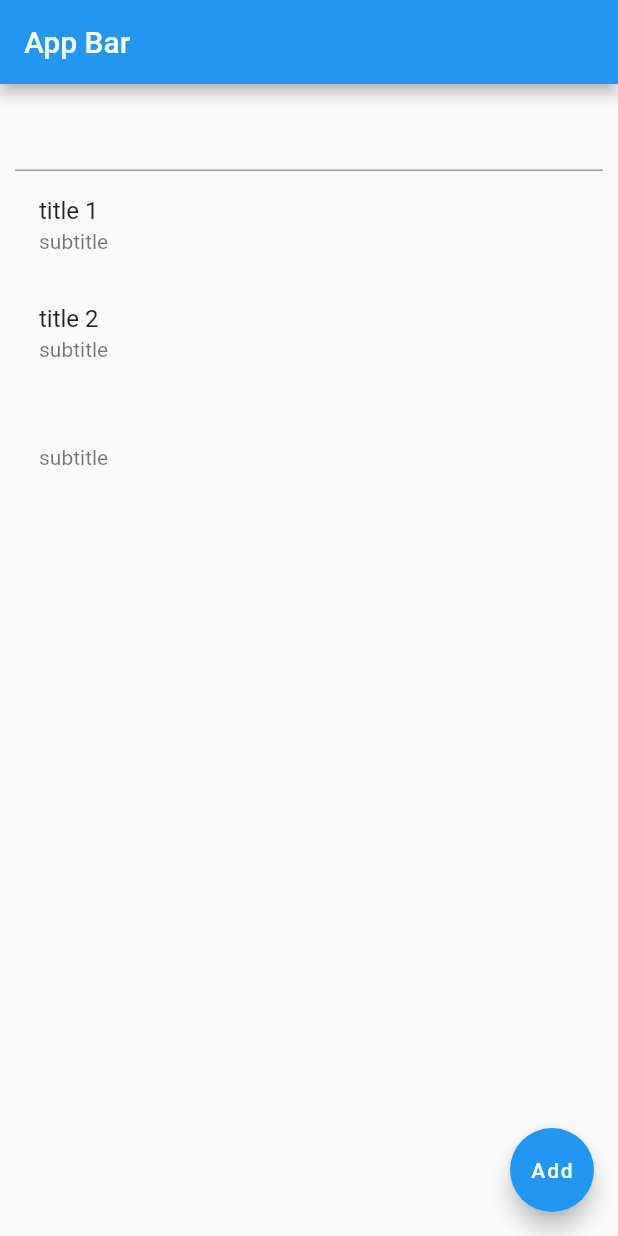
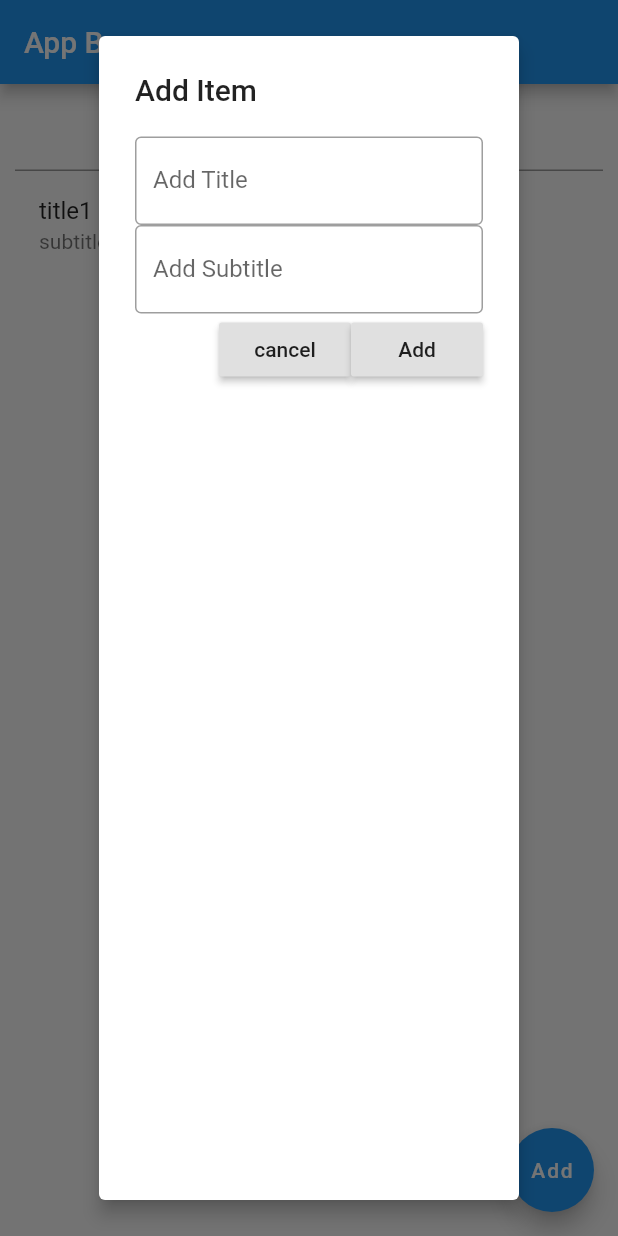
Before and after one commit to tmibvishal/flutter_homework_assignment, a Flutter app: the screen it shows after launch, after a tap on "Add", on a phone screen of 412 x 824 dp. Run offline on Flutter 3.47's test engine with Material 2 defaults, Android fonts, the phone set to English and light mode, and no system bars.

Commit message:
Update screen.dart
Added dialog box without styling.

```diff
--- a/flutter_app/lib/screen.dart
+++ b/flutter_app/lib/screen.dart
@@ -6,8 +6,14 @@ class Screen extends StatefulWidget {
 }
 
 class _ScreenState extends State<Screen> {
-  List<String> items = ["title 1", "title 2"];
+  List<Map<String, String>> items = [
+    {
+      'title': 'title1',
+      'subtitle': 'subtitle1',
+    },
+  ];
   String val = "";
+  String subtitle = '';
 
   List<Widget> listItems() {
     List<Widget> temp = [
@@ -20,12 +26,73 @@ class _ScreenState extends State<Screen> {
     for (int i = 0; i < items.length; i++) {
       temp.add(
         ListTile(
-          title: Text(items[i]),
-          subtitle: Text("subtitle"),
+          title: Text(items[i]['title']),
+          subtitle: Text(items[i]['subtitle']),
         ),
       );
     }
     return temp;
+  }
+
+  void _addNewTransaction() {
+    showDialog(
+        context: context,
+        builder: (BuildContext context) {
+          return AlertDialog(
+            title: Text('Add Item'),
+            elevation: 5,
+            content: Column(
+              crossAxisAlignment: CrossAxisAlignment.end,
+              children: <Widget>[
+                TextField(
+                  decoration: InputDecoration(
+                    border: OutlineInputBorder(),
+                    labelText: 'Add Title',
+                  ),
+                  onChanged: (String text) {
+                    val = text;
+                  },
+                ),
+                TextField(
+                  decoration: InputDecoration(
+                    border: OutlineInputBorder(),
+                    labelText: 'Add Subtitle',
+                  ),
+                  onChanged: (String text) {
+                    subtitle = text;
+                  },
+                ),
+                Row(
+                  mainAxisAlignment: MainAxisAlignment.end,
+                  children: <Widget>[
+                    RaisedButton(
+                      child: Text('cancel'),
+                      onPressed: () {
+                        setState(
+                          () {
+                            Navigator.of(context).pop();
+                          },
+                        );
+                      },
+                    ),
+                    RaisedButton(
+                      child: Text('Add'),
+                      onPressed: () {
+                        setState(() {
+                          items.add({
+                            'title': val,
+                            'subtitle': subtitle,
+                          });
+                          Navigator.of(context).pop();
+                        });
+                      },
+                    ),
+                  ],
+                ),
+              ],
+            ),
+          );
+        });
   }
 
   @override
@@ -41,11 +108,7 @@ class _ScreenState extends State<Screen> {
         ),
       ),
       floatingActionButton: FloatingActionButton(
-        onPressed: () {
-          setState(() {
-            items.add(val);
-          });
-        },
+        onPressed: _addNewTransaction,
         child: Text("Add"),
       ),
     );
```
